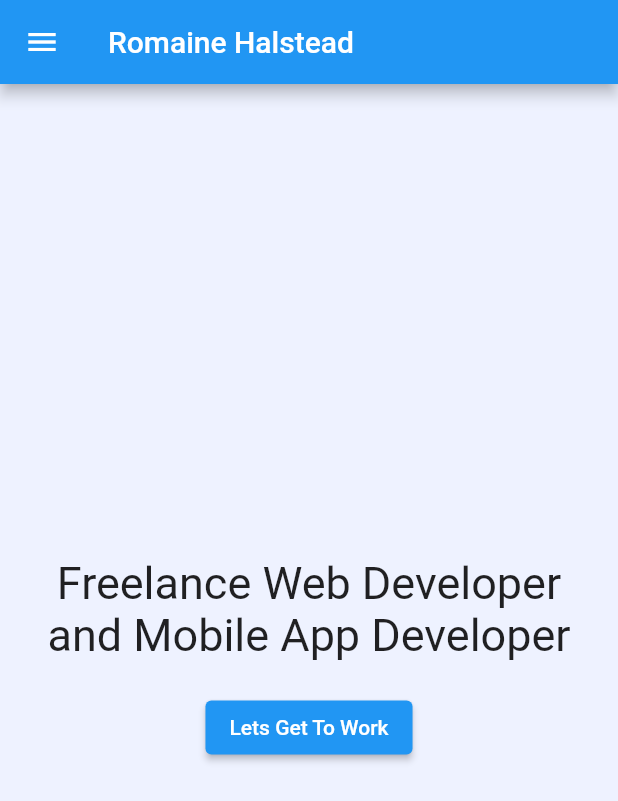
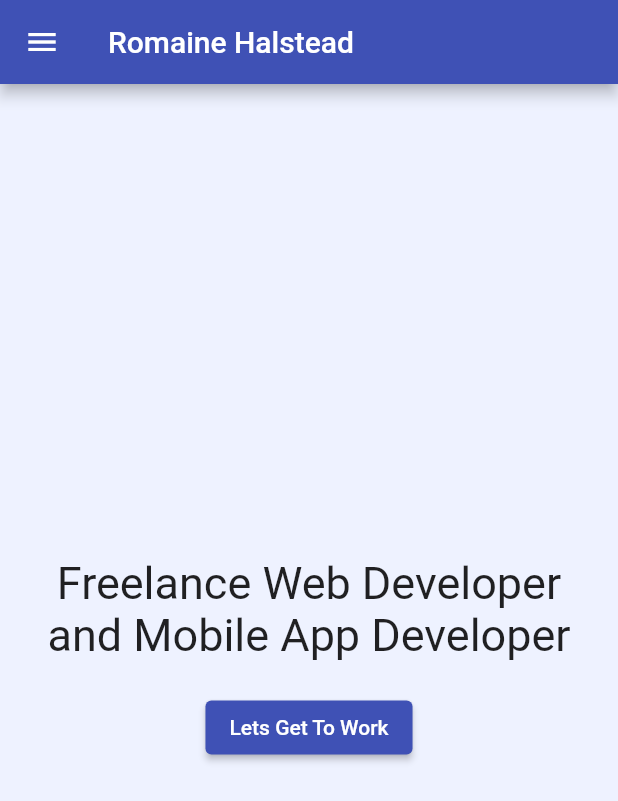
Before and after one commit to romaine877/portfolio_app, a Flutter app: the screen it shows after launch, on a phone screen of 412 x 824 dp. Shown: the top 801 px of the screen. Run offline on Flutter 3.47's test engine with Material 2 defaults, Android fonts, the phone set to English and light mode, and no system bars.

```diff
--- a/lib/main.dart
+++ b/lib/main.dart
@@ -1,4 +1,6 @@
 import 'package:flutter/material.dart';
+import 'package:portfolio_app/pages/contact_page.dart';
+import 'package:portfolio_app/pages/projects_page.dart';
 import 'package:portfolio_app/providers/project_list.dart';
 import 'package:provider/provider.dart';
 import 'pages/home_page.dart';
@@ -7,6 +9,7 @@ void main() {
   runApp(
     MultiProvider(
       providers: [
+
         ChangeNotifierProvider(
           create: (context) => ProjectList(),
         ),
@@ -26,9 +29,17 @@ class MyApp extends StatelessWidget {
     return MaterialApp(
       title: 'Romaine Halstead Portfolio App',
       theme: ThemeData(
-       primarySwatch: Colors.blue,
+       primarySwatch: Colors.indigo,
+       scaffoldBackgroundColor: const Color(0xffeef2ff)
+
       ),
-      home: const MyHomePage(),
+      initialRoute: '/',
+      routes: {
+        '/': (context) => const MyHomePage(),
+        '/projects': (context) => const ProjectsPage(),
+        '/contact': (context) => const ContactPage(),
+      },
+
       debugShowCheckedModeBanner: false,
     );
   }
--- a/lib/pages/contact_page.dart
+++ b/lib/pages/contact_page.dart
@@ -7,11 +7,10 @@ class ContactPage extends StatelessWidget {
   @override
   Widget build(BuildContext context) {
     return Scaffold(
-      backgroundColor: const Color(0xffeef2ff),
       appBar: AppBar(
         title: const Text('Contact'),
       ),
-      drawer: DrawerWidget(),
+      drawer: const DrawerWidget(),
       body: const Center(
         child: Text('Contact'),
       ),
--- a/lib/pages/home_page.dart
+++ b/lib/pages/home_page.dart
@@ -1,6 +1,5 @@
 import 'package:flutter/material.dart';
 import 'package:portfolio_app/pages/contact_page.dart';
-import 'package:portfolio_app/pages/projects_page.dart';
 import 'package:portfolio_app/widgets/Drawer_Widget.dart';
 
 class MyHomePage extends StatelessWidget {
@@ -9,9 +8,8 @@ class MyHomePage extends StatelessWidget {
   @override
   Widget build(BuildContext context) {
     return Scaffold(
-      backgroundColor: const Color(0xffeef2ff),
       appBar: AppBar(title: const Text('Romaine Halstead')),
-      drawer: DrawerWidget(),
+      drawer: const DrawerWidget(),
       body: Center(
         child: Column(
           mainAxisAlignment: MainAxisAlignment.center,
```
Also changed, not shown: lib/pages/projects_page.dart (+7 -4 lines), lib/providers/project_list.dart (+3 -5 lines), lib/widgets/Drawer_Widget.dart (+12 -13 lines).
